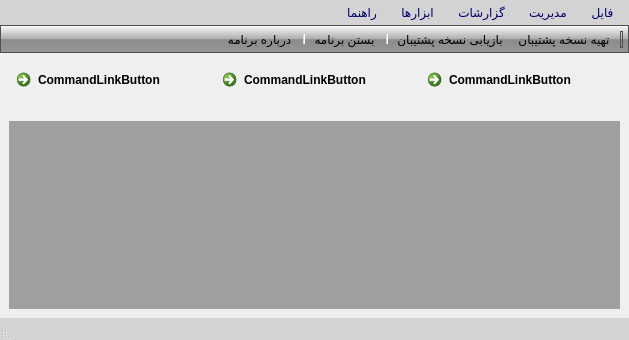
Old version of the form UI/mainwindow.ui in the repository reza-rezvani2052/Takvingar.
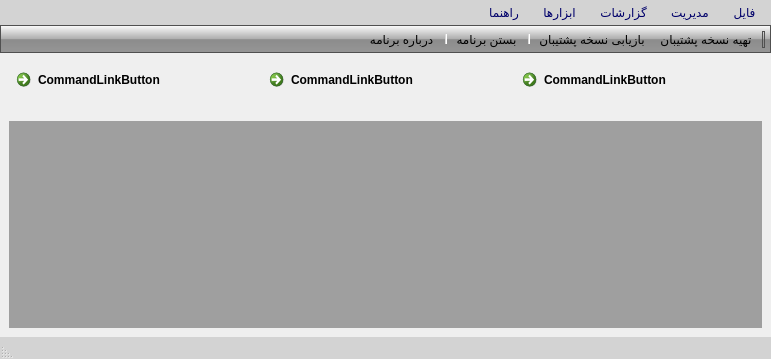
New version of the form. Icons and pictures are not drawn.

Diff of the .ui file:
```diff
--- a/UI/mainwindow.ui
+++ b/UI/mainwindow.ui
@@ -6,8 +6,8 @@
    <rect>
     <x>0</x>
     <y>0</y>
-    <width>629</width>
-    <height>340</height>
+    <width>771</width>
+    <height>359</height>
    </rect>
   </property>
   <property name="windowTitle">
@@ -173,7 +173,7 @@
     <rect>
      <x>0</x>
      <y>0</y>
-     <width>629</width>
+     <width>771</width>
      <height>30</height>
     </rect>
    </property>
```
Left out of the diff: 24 changed lines with no effect on the pictures.
